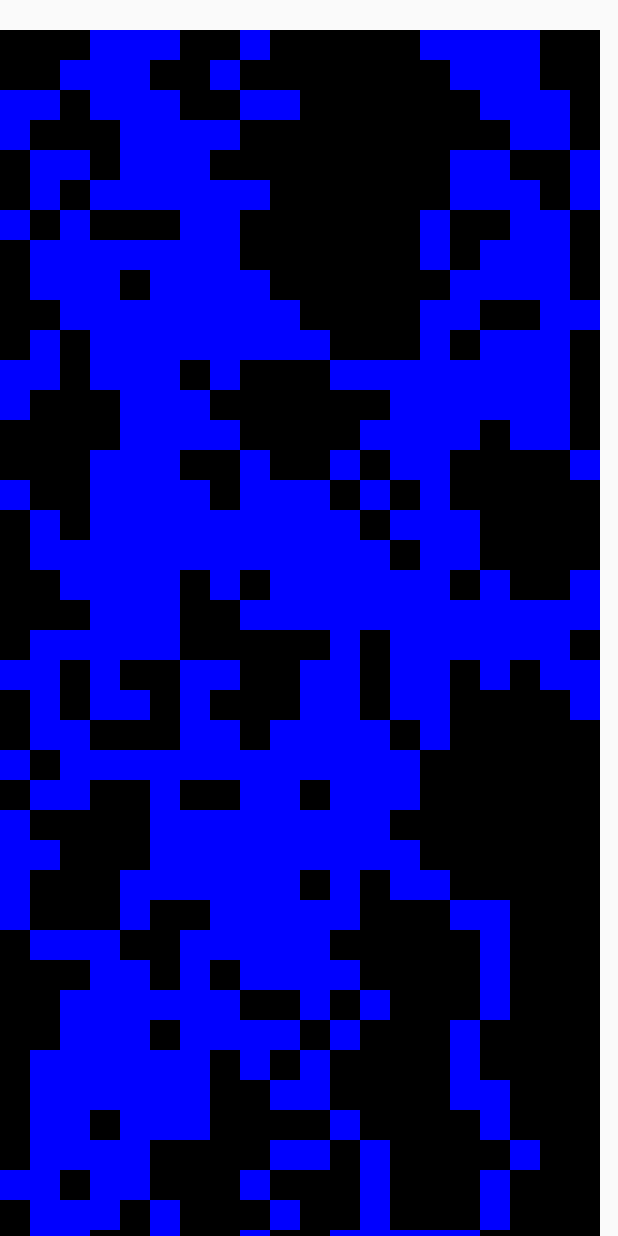
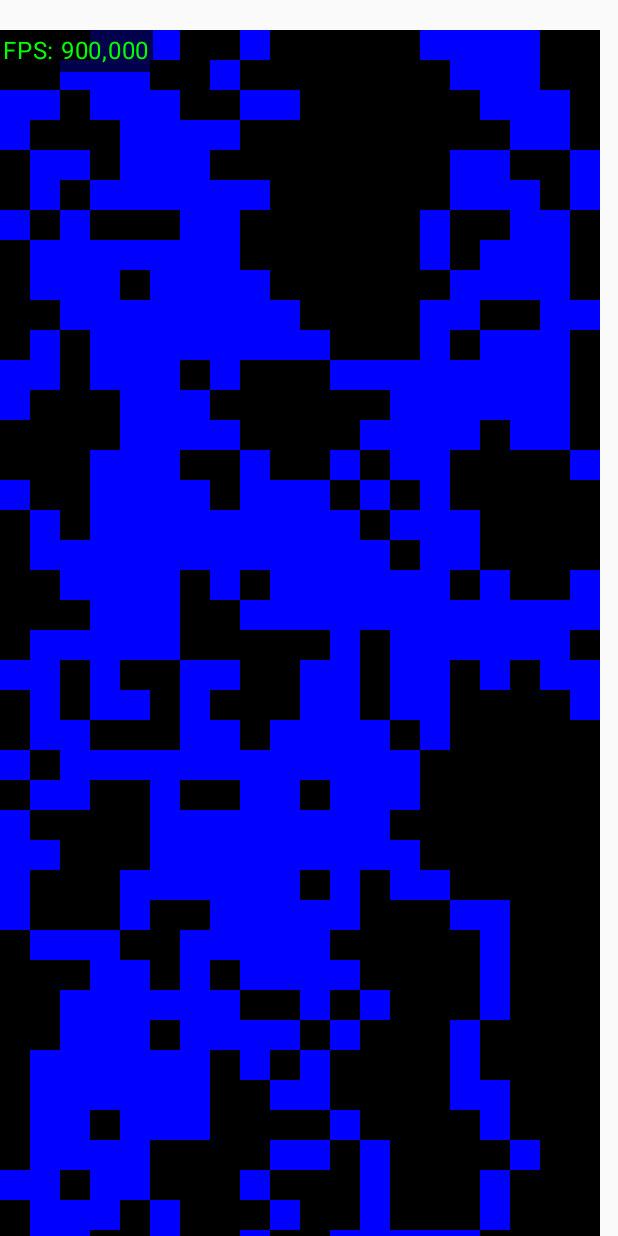
Before and after one commit to daltwizney/kollie, an Android app built with Jetpack Compose: the screen it shows after launch (MainActivity), on a phone screen of 412 x 824 dp. Run offline under Robolectric (Android 15) with nearby library versions, the light colour scheme and no system bars.

Commit message:
added debug UI!

```diff
--- a/app/src/main/java/com/wizneylabs/kollie/MainActivity.kt
+++ b/app/src/main/java/com/wizneylabs/kollie/MainActivity.kt
@@ -8,14 +8,19 @@ import androidx.activity.ComponentActivity
 import androidx.activity.compose.setContent
 import androidx.activity.enableEdgeToEdge
 import androidx.compose.foundation.Canvas
+import androidx.compose.foundation.background
 import androidx.compose.foundation.gestures.detectDragGestures
 import androidx.compose.foundation.gestures.detectTapGestures
+import androidx.compose.foundation.layout.Box
 import androidx.compose.foundation.layout.fillMaxSize
+import androidx.compose.foundation.layout.offset
 import androidx.compose.foundation.layout.padding
+import androidx.compose.material3.Text
 import androidx.compose.runtime.Composable
 import androidx.compose.runtime.DisposableEffect
 import androidx.compose.runtime.LaunchedEffect
 import androidx.compose.runtime.withFrameNanos
+import androidx.compose.ui.Alignment
 
 import androidx.compose.ui.Modifier
 import androidx.compose.ui.geometry.Offset
@@ -26,6 +31,7 @@ import androidx.compose.ui.platform.LocalConfiguration
 import androidx.compose.ui.platform.LocalContext
 import androidx.compose.ui.platform.LocalDensity
 import androidx.compose.ui.platform.LocalLifecycleOwner
+import androidx.compose.ui.semantics.clearAndSetSemantics
 import androidx.compose.ui.unit.dp
 import androidx.lifecycle.Lifecycle
 import androidx.lifecycle.LifecycleEventObserver
@@ -98,7 +104,7 @@ fun MazeRenderer(viewModel: PathfinderAppViewModel,
                 // Your update code here
                 viewModel.updateGame(frameTimeNanos / 1_000_000_000f);
 
-                Log.d("MazeRenderer", "frame count = ${viewModel.frameCounter.value}");
+//                Log.d("MazeRenderer", "frame count = ${viewModel.frameCounter.value}");
 //                Log.d("MazeRenderer", "frame time = ${viewModel.frameTime}");
 //                Log.d("MazeRenderer", "fps = ${viewModel.fps}");
             }
@@ -115,9 +121,12 @@ fun MazeRenderer(viewModel: PathfinderAppViewModel,
 
     var isBlack = true;
 
+    Box(modifier = Modifier.fillMaxSize()) {
+
         Canvas(modifier = Modifier
             .padding(vertical = 20.dp)
             .fillMaxSize()
+            .align(Alignment.Center)
             .pointerInput(Unit) {
                 detectTapGestures (
                     onTap = { offset -> viewModel.input.handleTap(offset )},
@@ -161,4 +170,15 @@ fun MazeRenderer(viewModel: PathfinderAppViewModel,
                 isBlack = !isBlack;
             }
         }
+
+        Text(
+            text = "FPS: 900,000",
+            modifier = Modifier
+                .offset(x = 0.dp, y = 20.dp)
+                .background(Color.Black.copy(alpha = 0.7f))
+                .padding(2.dp, 2.dp)
+                .clearAndSetSemantics {  },
+            color = Color.Green,
+        );
     }
+}
```
Lines whose indentation alone changed are shown as unchanged.
